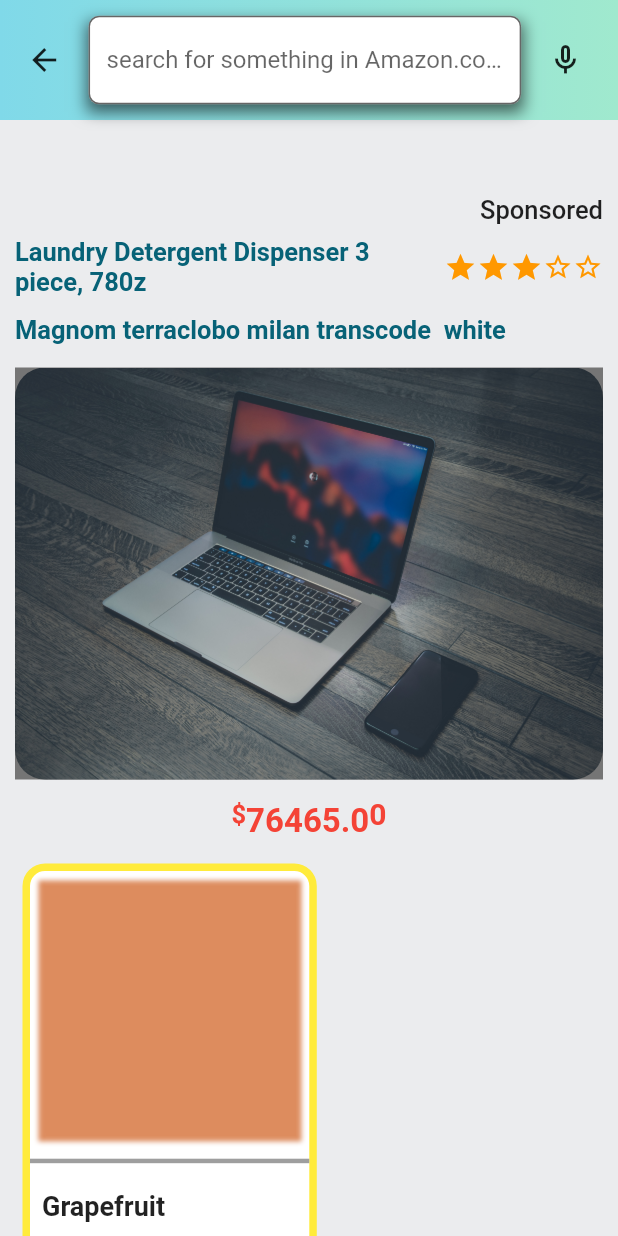
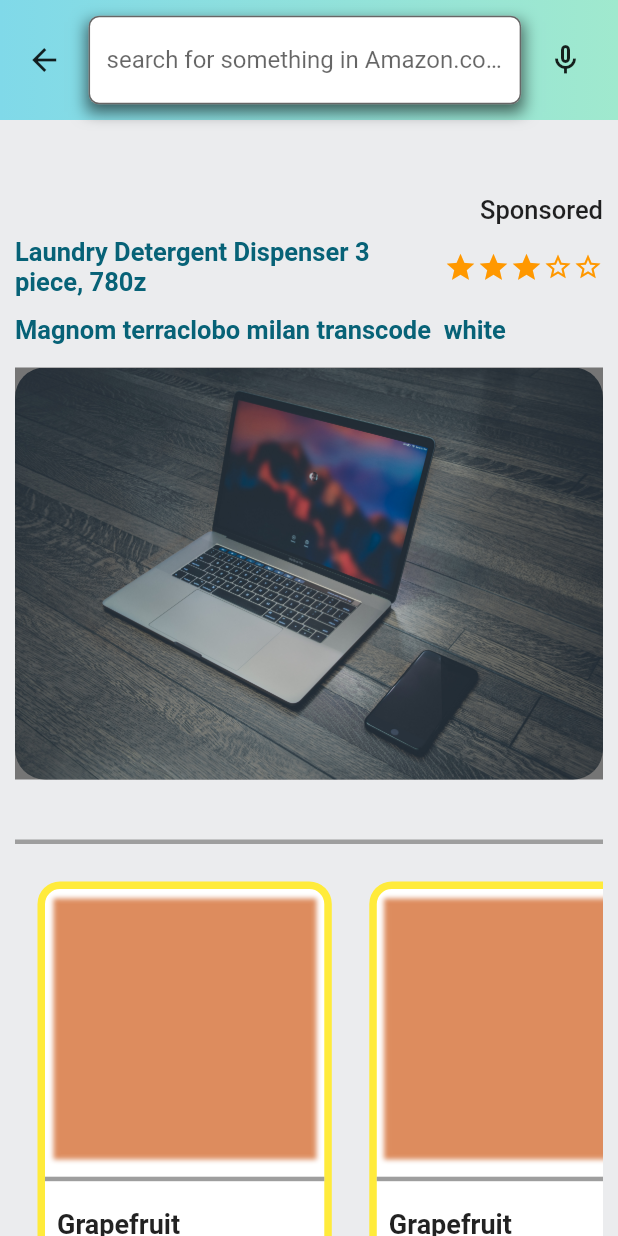
Before and after one commit to Ikwame91/myAmazoneClonewithFlutter, a Flutter app: the screen it shows once a user with an empty profile is signed in, on a phone screen of 412 x 824 dp. Run offline on Flutter 3.47's test engine with Material 2 defaults, Android fonts, the phone set to English and light mode, and no system bars; our stand-ins replace cloud_firestore, firebase_auth, firebase_core, google_fonts; accounts and stored records are empty; network calls fail.

Commit message:
lost all work done today

```diff
--- a/lib/pages/product_screen.dart
+++ b/lib/pages/product_screen.dart
@@ -5,7 +5,6 @@ import 'package:flutter/material.dart';
 import 'package:myown_amazone_clone/model/product_model.dart';
 import 'package:myown_amazone_clone/utils/color_themes.dart';
 import 'package:myown_amazone_clone/utils/constants.dart';
-import 'package:myown_amazone_clone/widgets/custom_cost_widget.dart';
 import 'package:myown_amazone_clone/widgets/custom_designed_container.dart';
 import 'package:myown_amazone_clone/widgets/rating_star_widget.dart';
 import 'package:myown_amazone_clone/widgets/search_bar_widget.dart';
@@ -103,14 +102,32 @@ class _ProductScreenState extends State<ProductScreen> {
                       },
                       itemCount: scrollImage.length),
                 ),
+                // Padding(
+                //   padding: const EdgeInsets.only(top: 15, bottom: 15),
+                //   child: CustomCostWidget(
+                //       color: activeCyanColor, cost: widget.productModel.cost),
+                // ),
+
                 Padding(
-                  padding: const EdgeInsets.only(top: 15),
-                  child: Center(
-                    child: CustomCostWidget(
-                        color: Colors.red, cost: widget.productModel.cost),
+                  padding: const EdgeInsets.only(top: 40),
+                  child: Divider(
+                    height: 3,
+                    thickness: 3,
+                    color: Colors.grey,
                   ),
                 ),
-                CustomDesignedContainer(),
+                SizedBox(
+                  height: 300,
+                  child: ListView.builder(
+                      scrollDirection: Axis.horizontal,
+                      itemCount: 7,
+                      itemBuilder: (context, index) {
+                        return Padding(
+                          padding: const EdgeInsets.all(10.0),
+                          child: CustomDesignedContainer(),
+                        );
+                      }),
+                )
               ],
             ),
           ),
```
